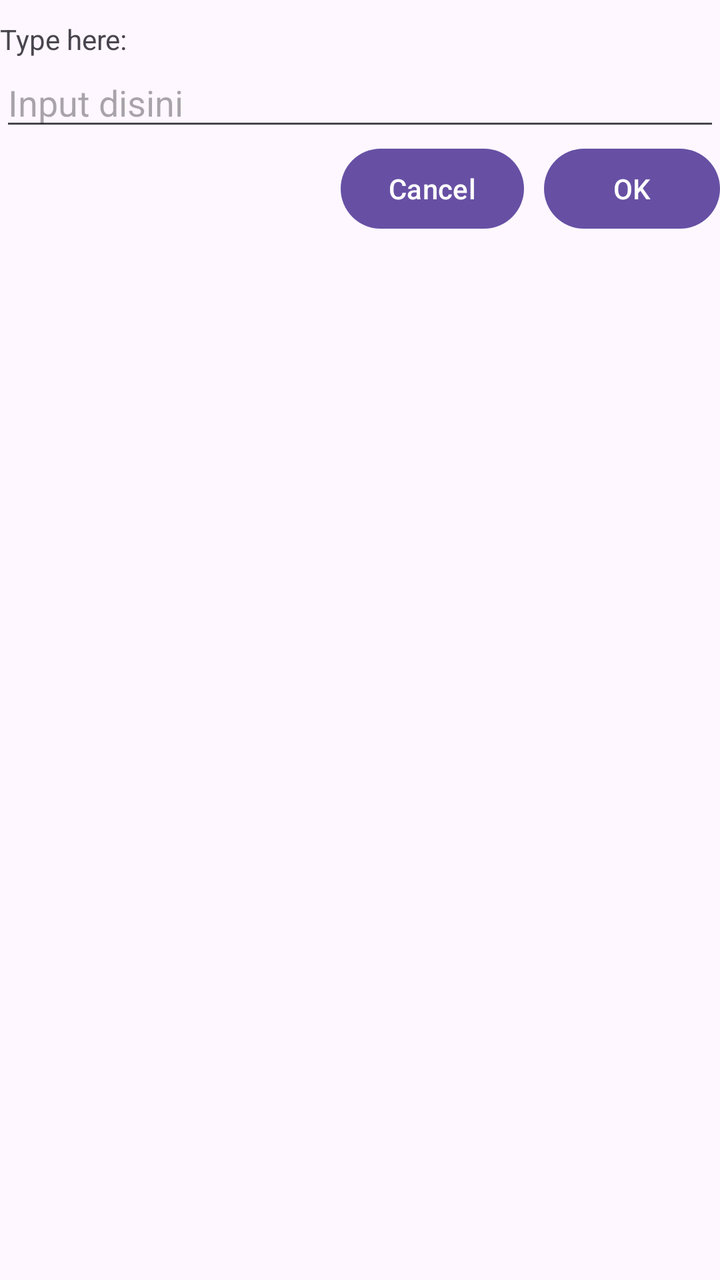
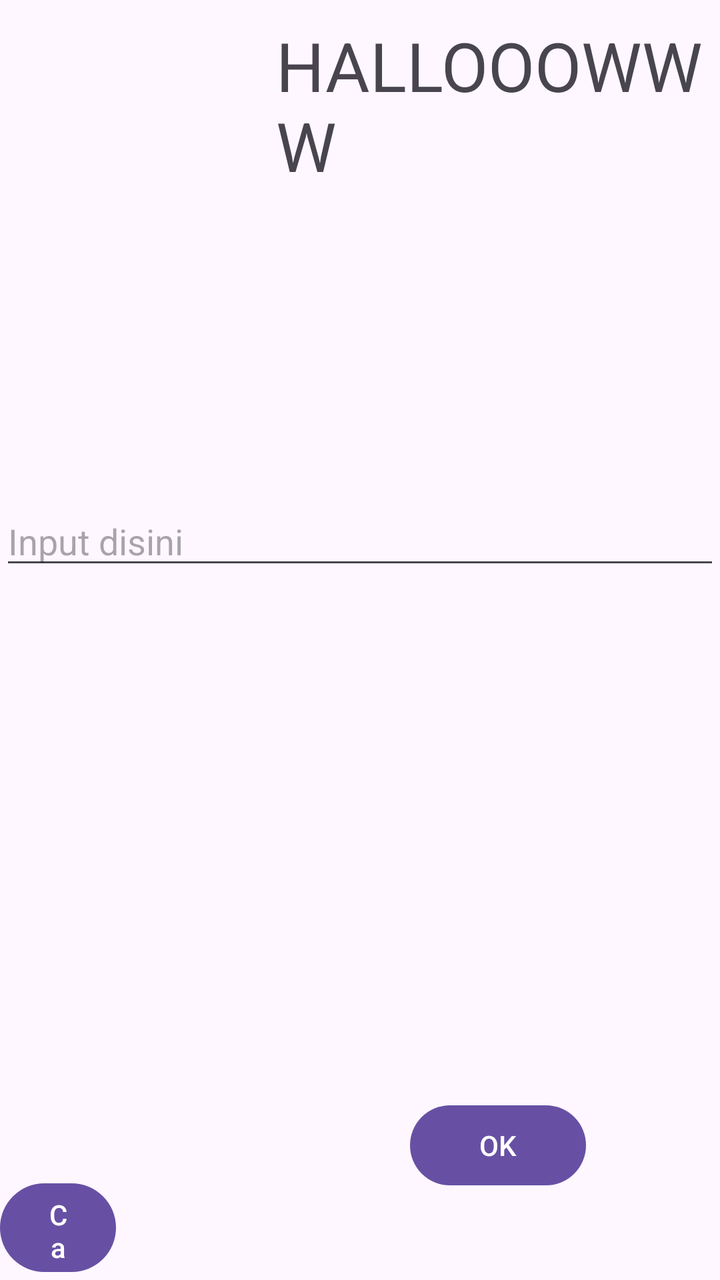

Two renders of the same Android screen: before a commit and after it. Below are the layout's source before the change and the commit's diff.
<!-- AndroidManifest.xml: application theme Theme.PPBPRAKTIK -->
<!-- res/layout/relative_layout.xml -->
<?xml version="1.0" encoding="utf-8"?>
<RelativeLayout xmlns:android="http://schemas.android.com/apk/res/android"
    android:layout_width="match_parent"
    android:layout_height="match_parent">

    <TextView
        android:layout_width="wrap_content"
        android:layout_height="wrap_content"
        android:text="Type here:"
        android:id="@+id/textview1"
        android:paddingTop="10dp"
        android:layout_alignParentTop="true"
        android:layout_alignParentLeft="true" />

    <EditText
        android:layout_width="match_parent"
        android:layout_height="wrap_content"
        android:hint="Input disini"
        android:inputType="text"
        android:id="@+id/entry"
        android:layout_below="@id/textview1" />

    <Button
        android:layout_width="wrap_content"
        android:layout_height="wrap_content"
        android:text="OK"
        android:layout_below="@id/entry"
        android:id="@+id/ok"
        android:layout_alignParentRight="true"
        android:layout_marginLeft="10dp" />

    <Button
        android:layout_width="wrap_content"
        android:layout_height="wrap_content"
        android:text="Cancel"
        android:layout_toLeftOf="@id/ok"
        android:layout_alignTop="@id/ok" />

</RelativeLayout>
<!-- resources referenced by this layout -->
<resources>
  <style name="Theme.PPBPRAKTIK" parent="Base.Theme.PPBPRAKTIK" />
  <style name="Base.Theme.PPBPRAKTIK" parent="Theme.Material3.DayNight.NoActionBar">
          
          
      </style>
</resources>

<!-- the commit's change to res/layout/relative_layout.xml (unified diff, before → after) -->
@@ -4,36 +4,42 @@
     android:layout_height="match_parent">
 
     <TextView
+        android:id="@+id/textview1"
         android:layout_width="wrap_content"
         android:layout_height="wrap_content"
-        android:text="Type here:"
-        android:id="@+id/textview1"
+        android:layout_alignParentLeft="true"
+        android:layout_marginLeft="138dp"
         android:paddingTop="10dp"
-        android:layout_alignParentTop="true"
-        android:layout_alignParentLeft="true" />
+        android:text="HALLOOOWWW"
+        android:textSize="34sp" />
 
     <EditText
+        android:id="@+id/entry"
         android:layout_width="match_parent"
         android:layout_height="wrap_content"
+        android:layout_below="@id/textview1"
+        android:layout_marginTop="153dp"
         android:hint="Input disini"
-        android:inputType="text"
-        android:id="@+id/entry"
-        android:layout_below="@id/textview1" />
+        android:inputType="text" />
+
+    <Button
+        android:id="@+id/ok"
+        android:layout_width="wrap_content"
+        android:layout_height="wrap_content"
+        android:layout_below="@id/entry"
+        android:layout_alignParentRight="true"
+        android:layout_marginLeft="10dp"
+        android:layout_marginTop="259dp"
+        android:layout_marginRight="67dp"
+        android:text="OK" />
 
     <Button
         android:layout_width="wrap_content"
         android:layout_height="wrap_content"
-        android:text="OK"
-        android:layout_below="@id/entry"
-        android:id="@+id/ok"
-        android:layout_alignParentRight="true"
-        android:layout_marginLeft="10dp" />
-
-    <Button
-        android:layout_width="wrap_content"
-        android:layout_height="wrap_content"
-        android:text="Cancel"
+        android:layout_alignTop="@id/ok"
+        android:layout_marginTop="39dp"
+        android:layout_marginRight="137dp"
         android:layout_toLeftOf="@id/ok"
-        android:layout_alignTop="@id/ok" />
+        android:text="Cancel" />
 
 </RelativeLayout>
